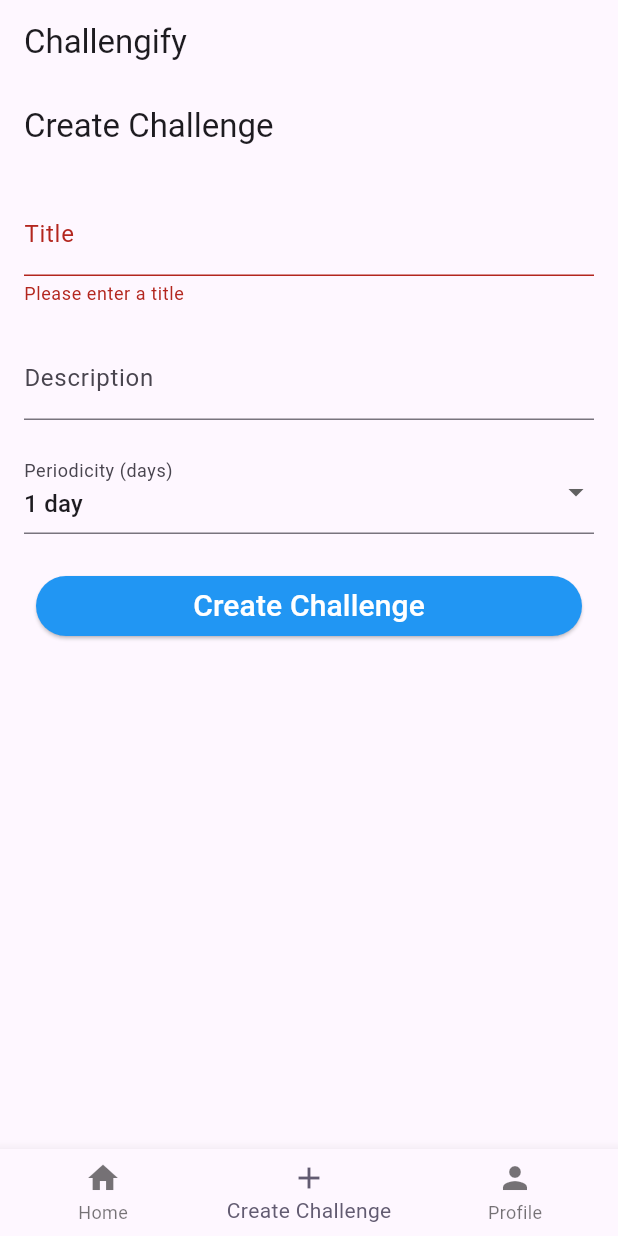
After one commit to DoctorTau/Challengify-mobile, a Flutter app: the screen it shows after launch, item 2 of the bottom bar chosen, after a tap on "Create Challenge", on a phone screen of 412 x 824 dp. The commit adds this screen. Run offline on Flutter 3.47's test engine with Material 3 defaults, Android fonts, the phone set to English and light mode, and no system bars; our stand-ins replace freezed_annotation, logger, shared_preferences; generated files the repository leaves out were written again.

```diff
--- a/lib/src/app.dart
+++ b/lib/src/app.dart
@@ -1,4 +1,6 @@
+import 'package:challengify_app/src/Storage/JwtStorage.dart';
 import 'package:challengify_app/src/models/challenge.dart';
+import 'package:challengify_app/src/view/screens/challenge_create_screen.dart';
 import 'package:challengify_app/src/view/screens/challenges_screen.dart';
 import 'package:challengify_app/src/view/screens/login_screen.dart';
 import 'package:challengify_app/src/view/screens/profile_screen.dart';
@@ -10,10 +12,7 @@ import 'package:flutter_localizations/flutter_localizations.dart';
 import 'settings/settings_controller.dart';
 
 /// The Widget that configures your application.
-class MyApp extends StatelessWidget {
-  final ChallengeInteractor _challengeInteractor =
-      ChallengeInteractor(baseUrl: 'http://10.0.2.2:8080');
-
+class MyApp extends StatefulWidget {
   MyApp({
     super.key,
     required this.settingsController,
@@ -22,24 +21,63 @@ class MyApp extends StatelessWidget {
   final SettingsController settingsController;
 
   @override
+  State<MyApp> createState() => _MyAppState();
+}
+
+class _MyAppState extends State<MyApp> {
+  final ChallengeInteractor _challengeInteractor =
+      ChallengeInteractor(baseUrl: 'http://10.0.2.2:8080');
+
+  int _selectedIndex = 0;
+
+  late Future<List<Challenge>> _challengesFuture;
+
+  late final List<Widget> _screens = <Widget>[
+    FutureBuilder(
+        future: _challengesFuture,
+        builder: (context, snapshot) {
+          if (snapshot.connectionState == ConnectionState.waiting) {
+            return const Center(child: CircularProgressIndicator());
+          } else if (snapshot.hasError) {
+            return Center(child: Text(snapshot.error.toString()));
+          } else {
+            return ChallengesScreen(
+                challenges: snapshot.data as List<Challenge>);
+          }
+        }),
+    CreateChallengeScreen(
+      onNavigate: () => setSelectedIndex(0),
+    ),
+    const ProfileScreen(),
+  ];
+
+  void setSelectedIndex(int index) {
+    setState(() {
+      _selectedIndex = index;
+
+      if (index == 0) {
+        _challengesFuture = _challengeInteractor.getUserChallenges();
+      }
+    });
+  }
+
+  @override
+  void initState() {
+    super.initState();
+    _challengesFuture = _challengeInteractor.getUserChallenges();
+
+    if (Storage.readJwt() == null) {
+      setSelectedIndex(2);
+    }
+  }
+
+  @override
   Widget build(BuildContext context) {
-    // Glue the SettingsController to the MaterialApp.
-    //
-    // The ListenableBuilder Widget listens to the SettingsController for changes.
-    // Whenever the user updates their settings, the MaterialApp is rebuilt.
     return ListenableBuilder(
-      listenable: settingsController,
+      listenable: widget.settingsController,
       builder: (BuildContext context, Widget? child) {
         return MaterialApp(
-          // Providing a restorationScopeId allows the Navigator built by the
-          // MaterialApp to restore the navigation stack when a user leaves and
-          // returns to the app after it has been killed while running in the
-          // background.
           restorationScopeId: 'app',
-
-          // Provide the generated AppLocalizations to the MaterialApp. This
-          // allows descendant Widgets to display the correct translations
-          // depending on the user's locale.
           localizationsDelegates: const [
             AppLocalizations.delegate,
             GlobalMaterialLocalizations.delegate,
@@ -49,44 +87,44 @@ class MyApp extends StatelessWidget {
           supportedLocales: const [
             Locale('en', ''), // English, no country code
           ],
-
-          // Use AppLocalizations to configure the correct application title
-          // depending on the user's locale.
-          //
-          // The appTitle is defined in .arb files found in the localization
-          // directory.
           onGenerateTitle: (BuildContext context) =>
               AppLocalizations.of(context)!.appTitle,
-
-          // Define a light and dark color theme. Then, read the user's
-          // preferred ThemeMode (light, dark, or system default) from the
-          // SettingsController to display the correct theme.
           theme: ThemeData(),
           darkTheme: ThemeData.dark(),
-          themeMode: settingsController.themeMode,
-
-          // Define a function to handle named routes in order to support
-          // Flutter web url navigation and deep linking.
-
-          // set routes for the app
+          themeMode: widget.settingsController.themeMode,
           routes: {
             '/profile': (context) => const ProfileScreen(),
             '/login': (context) => LoginPage(),
           },
-
-          // Define the home property on the MaterialApp to display the
-          home: FutureBuilder(
-              future:  _challengeInteractor.getUserChallenges(),
-              builder: (context, snapshot) {
-                if (snapshot.connectionState == ConnectionState.waiting) {
-                  return const Center(child: CircularProgressIndicator());
-                } else if (snapshot.hasError) {
-                  return Center(child: Text(snapshot.error.toString()));
-                } else {
-                  return ChallengesScreen(
-                      challenges: snapshot.data as List<Challenge>);
-                }
-              }),
+          home: Scaffold(
+            appBar: AppBar(
+              title: Text("Challengify"),
+            ),
+            body: _screens[_selectedIndex],
+            bottomNavigationBar: BottomNavigationBar(
+              items: const <BottomNavigationBarItem>[
+                BottomNavigationBarItem(
+                  icon: Icon(Icons.home),
+                  label: 'Home',
+                ),
+                BottomNavigationBarItem(
+                  icon: Icon(Icons.add),
+                  label: 'Create Challenge',
+                ),
+                BottomNavigationBarItem(
+                  icon: Icon(Icons.person),
+                  label: 'Profile',
+                ),
+              ],
+              currentIndex: _selectedIndex,
+              selectedItemColor: Theme.of(context).colorScheme.secondary,
+              onTap: (index) {
+                setState(() {
+                  _selectedIndex = index;
+                });
+              },
+            ),
+          ),
         );
       },
     );
--- /dev/null
+++ b/lib/src/view/screens/challenge_create_screen.dart
@@ -0,0 +1,97 @@
+import 'package:challengify_app/src/view/widgets/full_width_button.dart';
+import 'package:flutter/material.dart';
+import 'package:challengify_app/src/models/DataTransferObject/challenge_creation_dto.dart';
+import 'package:challengify_app/src/web_interactors/challenge_interactor.dart';
+
+class CreateChallengeScreen extends StatefulWidget {
+  final VoidCallback onNavigate;
+  CreateChallengeScreen({Key? key, required this.onNavigate}) : super(key: key);
+
+  @override
+  _CreateChallengeScreenState createState() => _CreateChallengeScreenState();
+}
+
+class _CreateChallengeScreenState extends State<CreateChallengeScreen> {
+  final ChallengeInteractor _challengeInteractor =
+      ChallengeInteractor(baseUrl: 'http://10.0.2.2:8080');
+
+  final _formKey = GlobalKey<FormState>();
+  final _titleController = TextEditingController();
+  final _descriptionController = TextEditingController();
+  int _selectedPeriodicity = 1;
+
+  @override
+  Widget build(BuildContext context) {
+    return Scaffold(
+      appBar: AppBar(
+        title: Text('Create Challenge'),
+      ),
+      body: Padding(
+        padding: const EdgeInsets.all(16.0),
+        child: Form(
+          key: _formKey,
+          child: SingleChildScrollView(
+            child: Column(
+              children: <Widget>[
+                TextFormField(
+                  controller: _titleController,
+                  decoration: InputDecoration(labelText: 'Title'),
+                  validator: (value) {
+                    if (value == null || value.isEmpty) {
+                      return 'Please enter a title';
+                    }
+                    return null;
+                  },
+                ),
+                SizedBox(height: 20),
+                TextFormField(
+                  controller: _descriptionController,
+                  decoration: InputDecoration(labelText: 'Description'),
+                  // Optional field, so no validator needed
+                ),
+                SizedBox(height: 20),
+                DropdownButtonFormField<int>(
+                  decoration: InputDecoration(labelText: 'Periodicity (days)'),
+                  value: _selectedPeriodicity,
+                  onChanged: (newValue) {
+                    setState(() {
+                      _selectedPeriodicity = newValue!;
+                    });
+                  },
+                  items: List.generate(
+                    7,
+                    (index) => DropdownMenuItem(
+                      value: index + 1,
+                      child: Text('${index + 1} day${index == 0 ? '' : 's'}'),
+                    ),
+                  ),
+                ),
+                SizedBox(height: 20),
+                FullWidhtButton(
+                  onPressed: () async {
+                    if (_formKey.currentState!.validate()) {
+                      ChallengeCreationDto challengeCreationDto =
+                          ChallengeCreationDto(
+                        title: _titleController.text,
+                        description: _descriptionController.text.isEmpty
+                            ? null
+                            : _descriptionController.text,
+                        periodicity: _selectedPeriodicity * 24,
+                      );
+
+                      await _challengeInteractor
+                          .createChallenge(challengeCreationDto);
+
+                      widget.onNavigate();
+                    }
+                  },
+                  text: "Create Challenge",
+                ),
+              ],
+            ),
+          ),
+        ),
+      ),
+    );
+  }
+}
--- a/lib/src/view/screens/login_screen.dart
+++ b/lib/src/view/screens/login_screen.dart
@@ -30,7 +30,7 @@ class _LoginPageState extends State<LoginPage> {
         _errorMessage = '';
       });
 
-      Navigator.pushReplacementNamed(context, '/profile');
+      Navigator.pop(context);
     } catch (e) {
       setState(() {
         _errorMessage = 'Login failed: $e';
--- a/lib/src/view/screens/registration_screen.dart
+++ b/lib/src/view/screens/registration_screen.dart
@@ -43,6 +43,9 @@ class _RegisterPageState extends State<RegisterPage> {
   @override
   Widget build(BuildContext context) {
     return Scaffold(
+      appBar: AppBar(
+        title: const Text('Register'),
+      ),
       body: Center(
         child: Padding(
           padding: const EdgeInsets.all(16.0),
```
Also changed, not shown: lib/src/view/screens/challenges_screen.dart (+14 -24 lines), lib/src/view/screens/profile_screen.dart (+1 -7 lines), lib/src/web_interactors/challenge_interactor.dart (+7 -1 lines).
